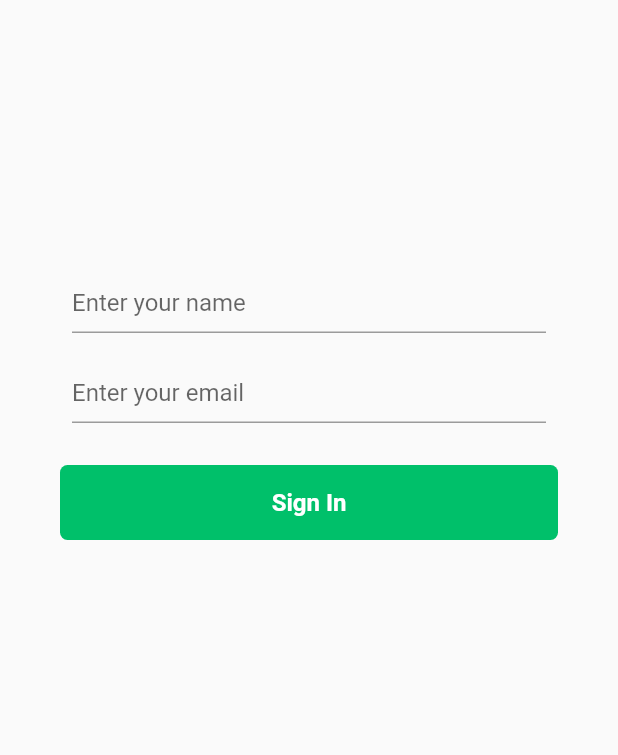
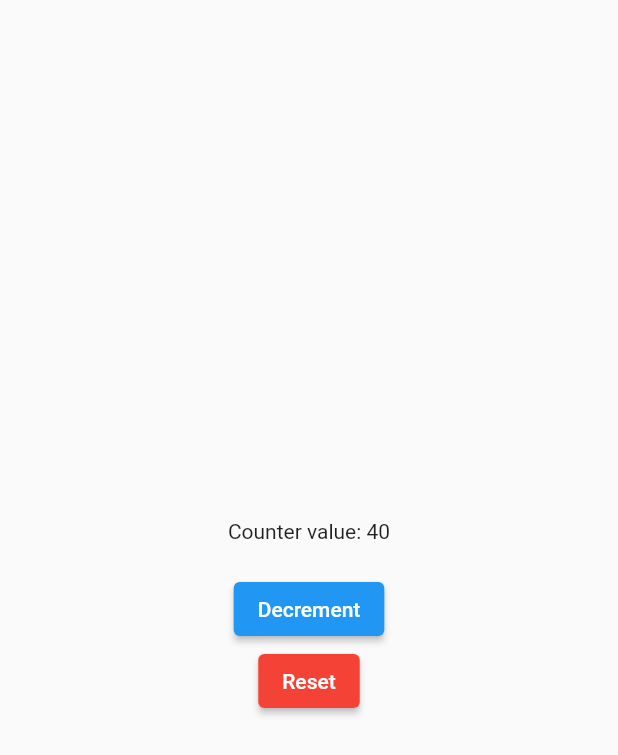
Before and after one commit to SinachPat/practic-flutter, a Flutter app: the screen it shows after launch, on a phone screen of 412 x 824 dp. Shown: the top 755 px of the screen. Run offline on Flutter 3.47's test engine with Material 2 defaults, Android fonts, the phone set to English and light mode, and no system bars.

Commit message:
added a counter

```diff
--- a/lib/main.dart
+++ b/lib/main.dart
@@ -5,71 +5,55 @@ void main() {
     const MaterialApp(
       home: Scaffold(
         body: Center(
-          child: MyButton(),
+          child: Counter(),
         ),
       ),
     ),
   );
 }
 
-class MyButton extends StatelessWidget {
-  const MyButton({super.key});
+class Counter extends StatefulWidget {
+  const Counter({super.key});
+
+  @override
+  State<Counter> createState() => _CounterState();
+}
+
+class _CounterState extends State<Counter> {
+  int _counter = 40;
+  void _increment() {
+    setState(() {
+      _counter--;
+    });
+  }
+
+  void _reset() {
+    setState(() {
+      int countNewValue = 40;
+      _counter = countNewValue;
+    });
+  }
 
   @override
   Widget build(BuildContext context) {
-    return GestureDetector(
-      onTap: () {
-        print('MyButton was tapped!');
-      },
-      child: Column(
-        children: [
-          const SizedBox(
-            height: 170.0,
+    return Column(
+      mainAxisAlignment: MainAxisAlignment.center,
+      children: <Widget>[
+        Text("Counter value: $_counter"),
+        const SizedBox(height: 20),
+        ElevatedButton(
+          onPressed: _increment,
+          child: const Text('Decrement'),
+        ),
+        const SizedBox(width: 15),
+        ElevatedButton(
+          style: ButtonStyle(
+            backgroundColor: MaterialStateProperty.all<Color>(Colors.red),
           ),
-          Container(
-            height: 60.0,
-            padding: const EdgeInsets.all(8.0),
-            margin: const EdgeInsets.symmetric(horizontal: 40.0),
-            child: TextFormField(
-              decoration: const InputDecoration(
-                hintText: 'Enter your name',
-              ),
-            ),
-          ),
-          Container(
-            height: 60.0,
-            padding: const EdgeInsets.all(8.0),
-            margin: const EdgeInsets.symmetric(horizontal: 40.0),
-            child: TextFormField(
-              decoration: const InputDecoration(
-                hintText: 'Enter your email',
-              ),
-            ),
-          ),
-          const SizedBox(
-            height: 20.0,
-          ),
-          Container(
-            height: 50.0,
-            padding: const EdgeInsets.all(8.0),
-            margin: const EdgeInsets.symmetric(horizontal: 40.0),
-            decoration: BoxDecoration(
-              borderRadius: BorderRadius.circular(5.0),
-              color: const Color.fromARGB(255, 0, 192, 106),
-            ),
-            child: const Center(
-              child: Text(
-                'Sign In',
-                style: TextStyle(
-                  color: Colors.white,
-                  fontSize: 16.0,
-                  fontWeight: FontWeight.bold,
-                ),
-              ),
-            ),
-          )
-        ],
-      ),
+          onPressed: _reset,
+          child: const Text('Reset'),
+        )
+      ],
     );
   }
 }
```
